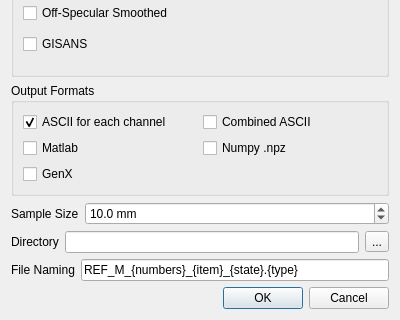
This is designer/ui_reduce_dialog.ui in neutrons/reflectivity_ui as Qt 5 draws it before an edit; both pictures show x 0 to 400 and y 192 to 512 of the 400 by 512 pixel window. The edited form follows.
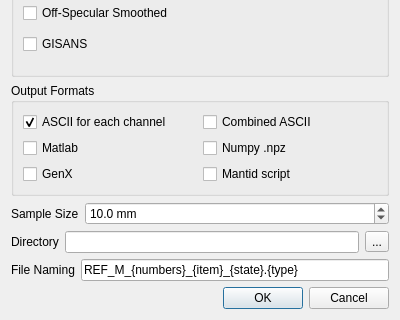
This is the edited form. Icons and pictures are not drawn.

Commit message: Add mantid script output

Diff of the .ui file:
```diff
--- a/designer/ui_reduce_dialog.ui
+++ b/designer/ui_reduce_dialog.ui
@@ -141,6 +141,13 @@
             </property>
            </widget>
           </item>
+          <item row="2" column="1">
+           <widget class="QCheckBox" name="mantid_script_checkbox">
+            <property name="text">
+             <string>Mantid script</string>
+            </property>
+           </widget>
+          </item>
          </layout>
         </widget>
        </item>
```
Left out of the diff: 14 changed lines with no effect on the pictures. The commit also changes 6 other files.
